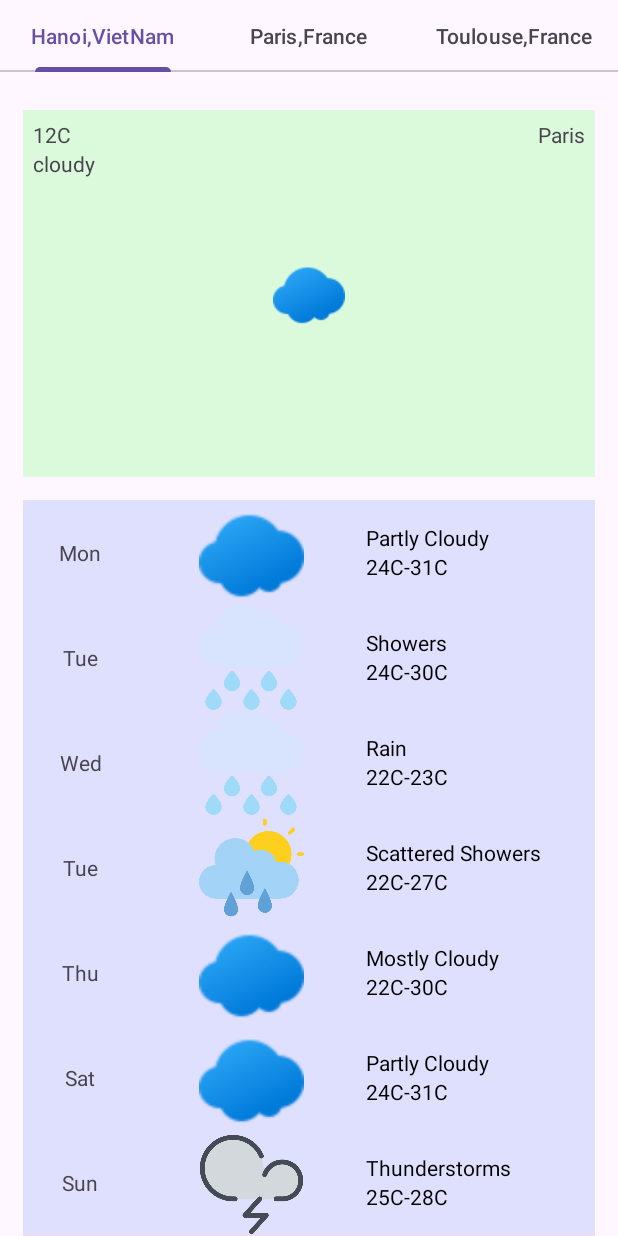
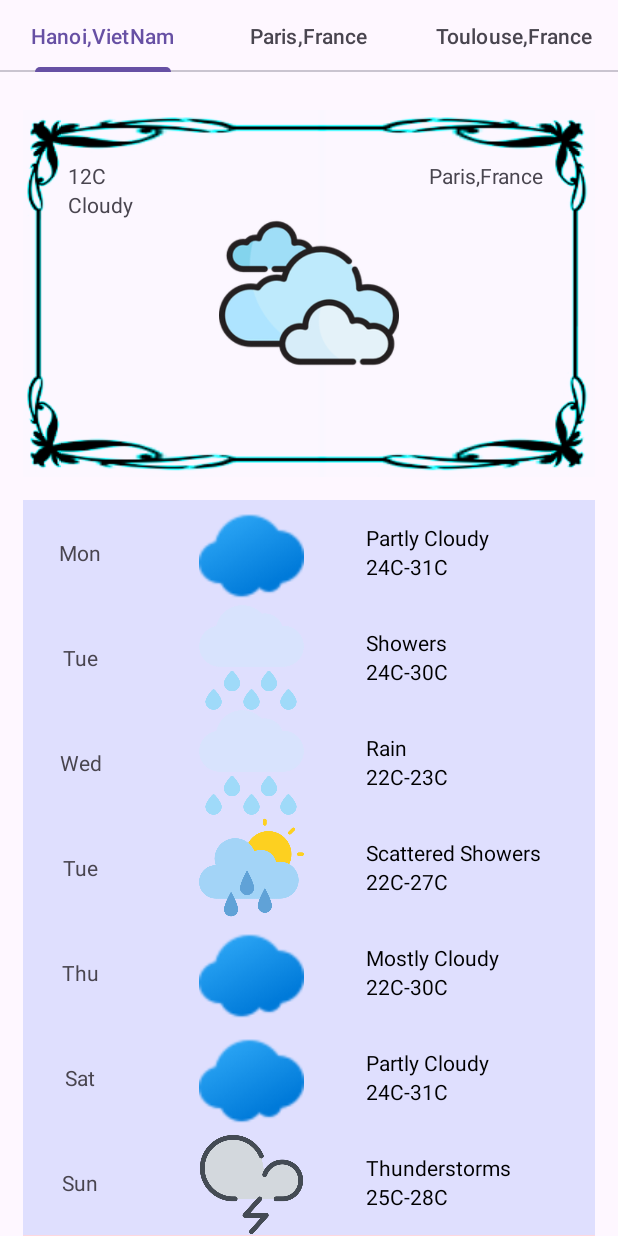
Before and after one commit to hipe1612/usthWeather, an Android app: the screen it shows after launch (WeatherActivity), on a phone screen of 412 x 824 dp. Run offline under Robolectric (Android 15) with nearby library versions, the phone set to English and light mode, and no system bars; 1 statement that could not run was skipped.

Commit message:
change hardcode text from @string

```diff
--- a/app/src/main/res/layout/fragment_weather.xml
+++ b/app/src/main/res/layout/fragment_weather.xml
@@ -1,17 +1,20 @@
 <?xml version="1.0" encoding="utf-8"?>
 <RelativeLayout
     xmlns:android="http://schemas.android.com/apk/res/android"
-    android:background="#dbfadb"
     android:layout_width="match_parent"
-    android:layout_height="match_parent">
+    android:layout_height="match_parent"
+    android:background="@drawable/frame">
 
     <LinearLayout
+        android:id="@+id/linearLayout"
         android:layout_width="wrap_content"
         android:layout_height="wrap_content"
-        android:orientation="vertical"
         android:layout_alignParentLeft="true"
-        android:layout_margin="10px"
-        android:id="@+id/linearLayout">
+        android:layout_marginStart="10px"
+        android:layout_marginTop="10px"
+        android:layout_marginEnd="10px"
+        android:layout_marginBottom="10px"
+        android:orientation="vertical">
 
         <TextView
             android:layout_width="wrap_content"
@@ -20,29 +23,35 @@
             android:text="12C">
 
         </TextView>
+
         <TextView
             android:id="@+id/status"
             android:layout_width="wrap_content"
             android:layout_height="0px"
             android:layout_weight="1"
-            android:text="cloudy">
+            android:text="@string/cloudy">
 
         </TextView>
 
     </LinearLayout>
+
     <ImageView
-        android:layout_width="wrap_content"
-        android:layout_height="wrap_content"
-        android:src="@drawable/partly_cloudy"
-        android:layout_centerInParent="true">
+        android:layout_width="132dp"
+        android:layout_height="120dp"
+        android:layout_centerInParent="true"
+        android:src="@drawable/cloudy">
 
     </ImageView>
+
     <TextView
         android:layout_width="wrap_content"
         android:layout_height="wrap_content"
         android:layout_alignParentRight="true"
-        android:text="Paris"
-        android:layout_margin="10px">
+        android:layout_marginStart="10px"
+        android:layout_marginTop="10px"
+        android:layout_marginEnd="10px"
+        android:layout_marginBottom="10px"
+        android:text="@string/paris">
 
     </TextView>
 
```
